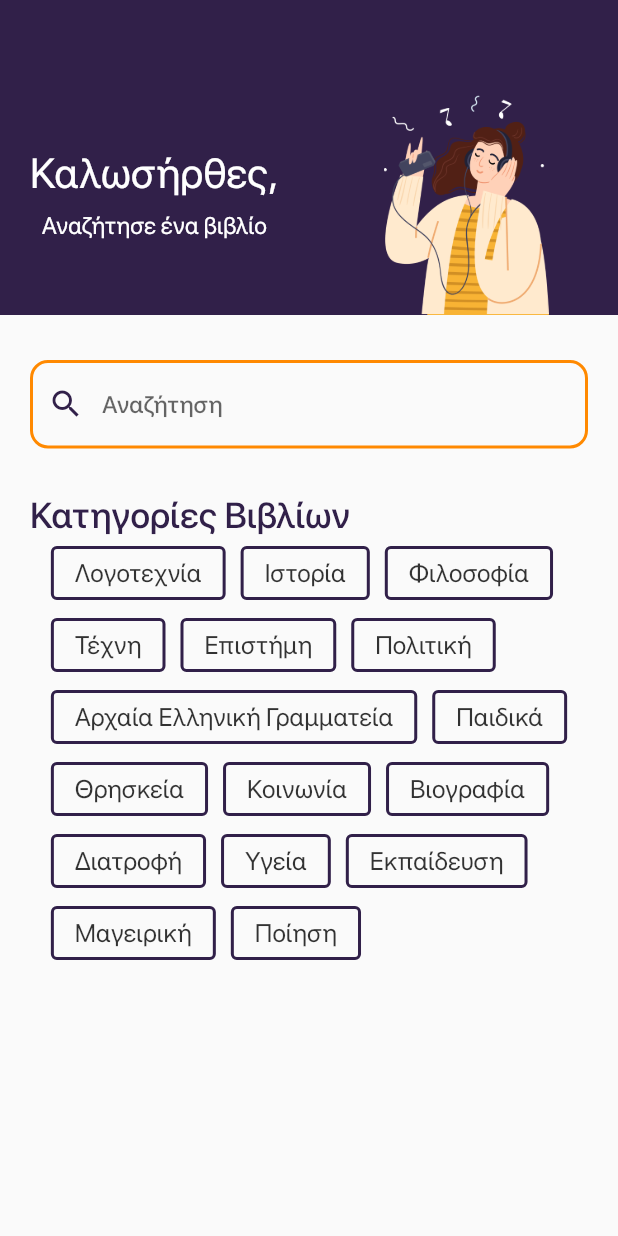
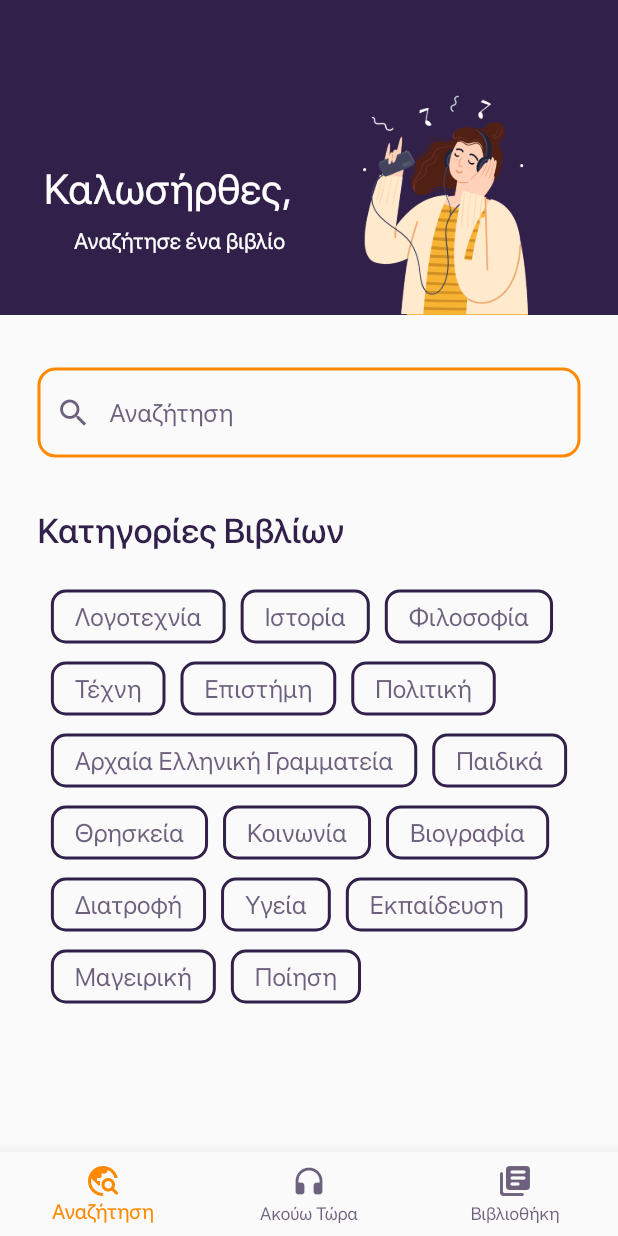
Before and after one commit to Stellapist/audioblink, a Flutter app: the screen it shows after launch, on a phone screen of 412 x 824 dp. Run offline on Flutter 3.47's test engine with Material 2 defaults, Android fonts, the phone set to English and light mode, and no system bars.

Commit message:
finished search page created different dart file for the main tabs TO DO NEXT: create library tab and basic player tab

```diff
--- a/lib/main.dart
+++ b/lib/main.dart
@@ -1,183 +1,78 @@
 import 'dart:ui';
-
+import 'package:audioblink/tabs.dart';
 import 'package:flutter/cupertino.dart';
 import 'package:flutter/material.dart';
 import 'package:flutter/rendering.dart';
 import 'package:flutter/widgets.dart';
+import 'package:flutter/services.dart';
 
 void main() {
   runApp(MyApp());
 }
 
-List<OutlinedButton> getCategories() {
-  List<String> categories = [
-    'Λογοτεχνία',
-    'Ιστορία',
-    'Φιλοσοφία',
-    'Τέχνη',
-    'Επιστήμη',
-    'Πολιτική',
-    'Αρχαία Ελληνική Γραμματεία',
-    'Παιδικά',
-    'Θρησκεία',
-    'Κοινωνία',
-    'Βιογραφία',
-    'Διατροφή',
-    'Υγεία',
-    'Εκπαίδευση',
-    'Μαγειρική',
-    'Ποίηση'
-  ];
+class MyApp extends StatelessWidget {
+  const MyApp({Key? key}) : super(key: key);
 
-  final categoryButtons = <OutlinedButton>[];
-  for (var i = 0; i < categories.length; i++) {
-    categoryButtons.add(OutlinedButton(
-      onPressed: () {
-        debugPrint(categories[i]);
-      },
-      style: OutlinedButton.styleFrom(
-        side: const BorderSide(
-          width: 2.0,
-          color: Color.fromRGBO(49, 32, 73, 1.0),
-          style: BorderStyle.solid,
-        ),
-      ),
-      child: Text(categories[i],
-          style: const TextStyle(
-            color: Color.fromRGBO(0, 0, 0, 0.8),
-            fontWeight: FontWeight.w400,
-            fontSize: 17,
-          )),
-    ));
-  }
-  return categoryButtons;
-}
-
-class MyApp extends StatelessWidget {
   @override
   Widget build(BuildContext context) {
+    SystemChrome.setPreferredOrientations([
+      DeviceOrientation.portraitUp,
+    ]);
     return MaterialApp(
+      debugShowCheckedModeBanner: false,
       theme: ThemeData(fontFamily: 'Sf'),
-      home: Scaffold(
-        body: Column(
-          children: [
-            Container(
-              color: const Color.fromRGBO(49, 32, 73, 1.0),
-              constraints: const BoxConstraints.expand(height: 210),
-              child: SafeArea(
-                child: Row(
-                  children: [
-                    Container(
-                      padding: const EdgeInsets.all(20),
-                      child: Column(
-                        verticalDirection: VerticalDirection.up,
-                        children: [
-                          Container(
-                            margin: const EdgeInsets.only(bottom: 30),
-                            child: const Text(
-                              'Αναζήτησε ένα βιβλίο',
-                              style: TextStyle(
-                                  color: Colors.white,
-                                  fontSize: 16,
-                                  fontWeight: FontWeight.w200),
-                              textAlign: TextAlign.left,
-                            ),
-                          ),
-                          Container(
-                            margin: const EdgeInsets.only(bottom: 10),
-                            child: const Text(
-                              'Καλωσήρθες,',
-                              style: TextStyle(
-                                color: Colors.white,
-                                fontSize: 28,
-                              ),
-                            ),
-                          ),
-                        ],
-                      ),
-                    ),
-                    Container(
-                      child: Column(
-                        children: const [
-                          Image(
-                            image: AssetImage('assets/images/landing_page.png'),
-                          ),
-                        ],
-                        verticalDirection: VerticalDirection.up,
-                      ),
-                      margin: const EdgeInsets.only(left: 50),
-                      width: 110,
-                    ),
-                  ],
-                ),
-              ),
-            ),
-            Container(
-              padding: const EdgeInsets.all(20),
-              margin: const EdgeInsets.only(top: 10),
-              child: const TextField(
-                style: TextStyle(
-                  fontWeight: FontWeight.w600,
-                  color: Color.fromRGBO(49, 32, 73, 1.0),
-                ),
-                decoration: InputDecoration(
-                  prefixIcon: Icon(
-                    Icons.search,
-                    color: Color.fromRGBO(49, 32, 73, 1.0),
-                  ),
-                  hintText: "Αναζήτηση",
-                  enabledBorder: OutlineInputBorder(
-                    borderSide: BorderSide(
-                        color: Color.fromRGBO(255, 137, 0, 1.0),
-                        width: 2.0,
-                        style: BorderStyle.solid),
-                    borderRadius: BorderRadius.all(Radius.circular(12.0)),
-                  ),
-                  focusedBorder: OutlineInputBorder(
-                    borderSide: BorderSide(
-                      color: Color.fromRGBO(49, 32, 73, 1.0),
-                      width: 2.0,
-                      style: BorderStyle.solid,
-                    ),
-                    borderRadius: BorderRadius.all(Radius.circular(12.0)),
-                  ),
-                  border: OutlineInputBorder(
-                    borderSide: BorderSide(
-                      width: 2.0,
-                      style: BorderStyle.solid,
-                    ),
-                    borderRadius: BorderRadius.all(Radius.circular(12.0)),
-                  ),
-                ),
-              ),
-            ),
-            Container(
-              padding: const EdgeInsets.symmetric(horizontal: 20, vertical: 10),
-              child: Column(
-                children: [
-                  Row(
-                    mainAxisAlignment: MainAxisAlignment.start,
-                    children: const [
-                      Text(
-                        'Κατηγορίες Βιβλίων',
-                        style: TextStyle(
-                            color: Color.fromRGBO(49, 32, 73, 1.0),
-                            fontSize: 24,
-                            fontWeight: FontWeight.w600),
-                        textAlign: TextAlign.left,
-                      ),
-                    ],
-                  ),
-                  Wrap(
-                    children: getCategories(),
-                    spacing: 10,
-                  ),
-                ],
-              ),
-            ),
-          ],
-        ),
-      ),
+      home: const MyStatefulWidget(),
     );
   }
 }
+
+class MyStatefulWidget extends StatefulWidget{
+  const MyStatefulWidget({Key? key}): super(key: key);
+
+  @override
+  State<MyStatefulWidget> createState() =>_MyStatefulWidgetState();
+}
+
+class _MyStatefulWidgetState extends State<MyStatefulWidget> {
+  int _selectedIndex = 0;
+  static final List<Widget> _widgetOptions = <Widget>[
+    Tabs.searchTab(),
+    Tabs.listeningTab(),
+    Tabs.libraryTab(),
+  ];
+
+
+
+  void _onItemTapped(int index) {
+    setState(() {
+      _selectedIndex = index;
+    });
+  }
+
+  @override
+  Widget build(BuildContext context){
+    return Scaffold(
+      body: _widgetOptions.elementAt(_selectedIndex),
+      bottomNavigationBar: BottomNavigationBar(
+          items: const <BottomNavigationBarItem>[
+            BottomNavigationBarItem(
+              label: 'Αναζήτηση',
+              icon: Icon(Icons.travel_explore_rounded),
+            ),
+            BottomNavigationBarItem(
+              label: 'Ακούω Τώρα',
+              icon: Icon(Icons.headphones_rounded),
+            ),
+            BottomNavigationBarItem(
+              label: 'Βιβλιοθήκη',
+              icon: Icon(Icons.library_books_rounded),
+            ),
+          ],
+          currentIndex: _selectedIndex,
+          selectedItemColor: const Color.fromRGBO(255, 137, 0, 1.0),
+          unselectedItemColor: const Color.fromRGBO(49, 32, 73, 0.7),
+          onTap: _onItemTapped,
+        ),
+    );
+  }
+}
--- /dev/null
+++ b/lib/tabs.dart
@@ -0,0 +1,207 @@
+import 'dart:ui';
+import 'package:audioblink/main.dart';
+import 'package:flutter/cupertino.dart';
+import 'package:flutter/material.dart';
+import 'package:flutter/rendering.dart';
+import 'package:flutter/widgets.dart';
+import 'package:flutter/services.dart';
+
+//LIST OF CATEGORIES
+List<OutlinedButton> getCategories() {
+  List<String> categories = [
+    'Λογοτεχνία',
+    'Ιστορία',
+    'Φιλοσοφία',
+    'Τέχνη',
+    'Επιστήμη',
+    'Πολιτική',
+    'Αρχαία Ελληνική Γραμματεία',
+    'Παιδικά',
+    'Θρησκεία',
+    'Κοινωνία',
+    'Βιογραφία',
+    'Διατροφή',
+    'Υγεία',
+    'Εκπαίδευση',
+    'Μαγειρική',
+    'Ποίηση'
+  ];
+
+  final categoryButtons = <OutlinedButton>[];
+  for (var i = 0; i < categories.length; i++) {
+    categoryButtons.add(OutlinedButton(
+      onPressed: (
+          //TODO add onPressed
+          ) {
+        debugPrint(categories[i]);
+      },
+      style: OutlinedButton.styleFrom(
+        shape: RoundedRectangleBorder(
+          borderRadius: BorderRadius.circular(10.0),
+        ),
+        side: const BorderSide(
+          width: 2.0,
+          color: Color.fromRGBO(49, 32, 73, 1.0),
+          style: BorderStyle.solid,
+        ),
+      ),
+      child: Text(categories[i],
+          style: const TextStyle(
+            color: Color.fromRGBO(49, 32, 73, 0.7),
+            fontWeight: FontWeight.w400,
+            fontSize: 17,
+          )),
+    ));
+  }
+  return categoryButtons;
+}
+
+//THE 3 MAIN TABS
+class Tabs {
+
+  //SEARCH TAB
+  static Widget searchTab() {
+    return Column(
+      children: [
+        Container(
+          color: const Color.fromRGBO(49, 32, 73, 1.0),
+          constraints: const BoxConstraints.expand(height: 210),
+          child: SafeArea(
+            child: Row(
+              children: [
+                Container(
+                  width: 200,
+                  padding: const EdgeInsets.fromLTRB(20, 0, 5, 20),
+                  child: Column(
+                    verticalDirection: VerticalDirection.up,
+                    crossAxisAlignment: CrossAxisAlignment.end,
+                    children: [
+                      Container(
+                        margin: const EdgeInsets.only(bottom: 20),
+                        padding: const EdgeInsets.only(right: 5),
+                        child: const Text(
+                          'Αναζήτησε ένα βιβλίο',
+                          style: TextStyle(
+                              color: Colors.white,
+                              fontSize: 15,
+                              fontWeight: FontWeight.w200),
+                          textAlign: TextAlign.left,
+                        ),
+                      ),
+                      Container(
+                        margin: const EdgeInsets.only(bottom: 10),
+                        child: const Text(
+                          'Καλωσήρθες,',
+                          style: TextStyle(
+                            color: Colors.white,
+                            fontSize: 28,
+                          ),
+                        ),
+                      ),
+                    ],
+                  ),
+                ),
+                Container(
+                  margin: const EdgeInsets.only(left: 42),
+                  width: 110,
+                  child: Column(
+                    children: const [
+                      Image(
+                        image: AssetImage('assets/images/landing_page.png'),
+                      ),
+                    ],
+                    verticalDirection: VerticalDirection.up,
+                  ),
+                ),
+              ],
+            ),
+          ),
+        ),
+        Container(
+          padding: const EdgeInsets.all(25),
+          margin: const EdgeInsets.only(top: 10),
+          child: TextFormField(
+            style: const TextStyle(
+              fontWeight: FontWeight.w600,
+              color: Color.fromRGBO(49, 32, 73, 1.0),
+            ),
+            decoration: const InputDecoration(
+              prefixIcon: Icon(
+                Icons.search,
+                color: Color.fromRGBO(49, 32, 73, 0.7),
+              ),
+              hintText: "Αναζήτηση",
+              hintStyle: TextStyle(
+                color: Color.fromRGBO(49, 32, 73, 0.7),
+                fontSize: 17,
+                fontWeight: FontWeight.w400,
+              ),
+              enabledBorder: OutlineInputBorder(
+                borderSide: BorderSide(
+                    color: Color.fromRGBO(255, 137, 0, 1.0),
+                    width: 2.0,
+                    style: BorderStyle.solid),
+                borderRadius: BorderRadius.all(Radius.circular(12.0)),
+              ),
+              focusedBorder: OutlineInputBorder(
+                borderSide: BorderSide(
+                  color: Color.fromRGBO(255, 137, 0, 1.0),
+                  width: 2.0,
+                  style: BorderStyle.solid,
+                ),
+                borderRadius: BorderRadius.all(Radius.circular(12.0)),
+              ),
+              border: OutlineInputBorder(
+                borderSide: BorderSide(
+                  width: 2.0,
+                  style: BorderStyle.solid,
+                ),
+                borderRadius: BorderRadius.all(Radius.circular(12.0)),
+              ),
+            ),
+          ),
+        ),
+        Container(
+          padding: const EdgeInsets.symmetric(horizontal: 20, vertical: 10),
+          child: Column(
+            children: [
+              Row(
+                mainAxisAlignment: MainAxisAlignment.start,
+                children: [
+                  Container(
+                    padding: const EdgeInsets.symmetric(horizontal: 5),
+                    child: const Text(
+                      'Κατηγορίες Βιβλίων',
+                      style: TextStyle(
+                          color: Color.fromRGBO(49, 32, 73, 1.0),
+                          fontSize: 23,
+                          fontWeight: FontWeight.w600),
+                      textAlign: TextAlign.left,
+                    ),
+                  ),
+                ],
+              ),
+              Container(
+                margin: const EdgeInsets.only(top: 20),
+                child: Wrap(
+                  children: getCategories(),
+                  spacing: 10,
+                ),
+              ),
+            ],
+          ),
+        ),
+      ],
+    );
+  }
+
+  //TODO - LISTENING NOW TAB
+  static Widget listeningTab() {
+    return const Center(child: Text('this will be the player tab',));
+  }
+
+  //TODO - LIBRARY TAB
+  static Widget libraryTab() {
+    return const Center(child: Text('this will be the library tab',));
+  }
+}
```
